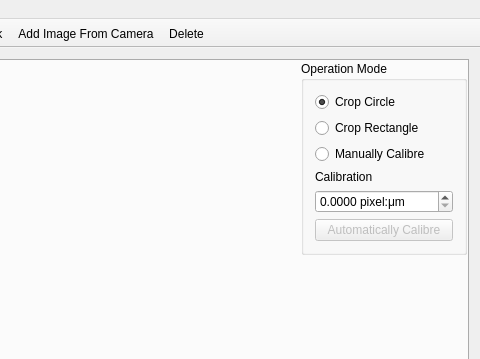
Before: the Qt Designer form gui/mainwindow.ui in librehat/caiga, drawn with Qt 5; both pictures show x 220 to 700 and y 0 to 359 of the 700 by 474 pixel window.
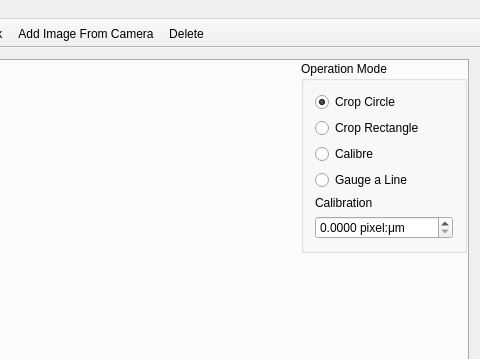
After: the same form once the commit is applied. The open tabs and pages were chosen to show the change. Icons and pictures are not drawn. Custom widgets are drawn as their Qt base class.

Commit message: add gauge function. abandon automatically calibre.

Patch:
```diff
--- a/gui/mainwindow.ui
+++ b/gui/mainwindow.ui
@@ -175,7 +175,17 @@
            <item>
             <widget class="QRadioButton" name="calibreRadio">
              <property name="text">
-              <string>Manually Calibre</string>
+              <string>Calibre</string>
+             </property>
+             <attribute name="buttonGroup">
+              <string notr="true">buttonGroup</string>
+             </attribute>
+            </widget>
+           </item>
+           <item>
+            <widget class="QRadioButton" name="gaugeRadio">
+             <property name="text">
+              <string>Gauge a Line</string>
              </property>
              <attribute name="buttonGroup">
               <string notr="true">buttonGroup</string>
@@ -211,16 +221,6 @@
              </property>
             </widget>
            </item>
-           <item>
-            <widget class="QPushButton" name="autoCalibreButton">
-             <property name="enabled">
-              <bool>false</bool>
-             </property>
-             <property name="text">
-              <string>Automatically Calibre</string>
-             </property>
-            </widget>
-           </item>
           </layout>
          </widget>
         </item>
```
Left out of the diff: 16 changed lines with no effect on the pictures. The commit also changes 4 other files.
